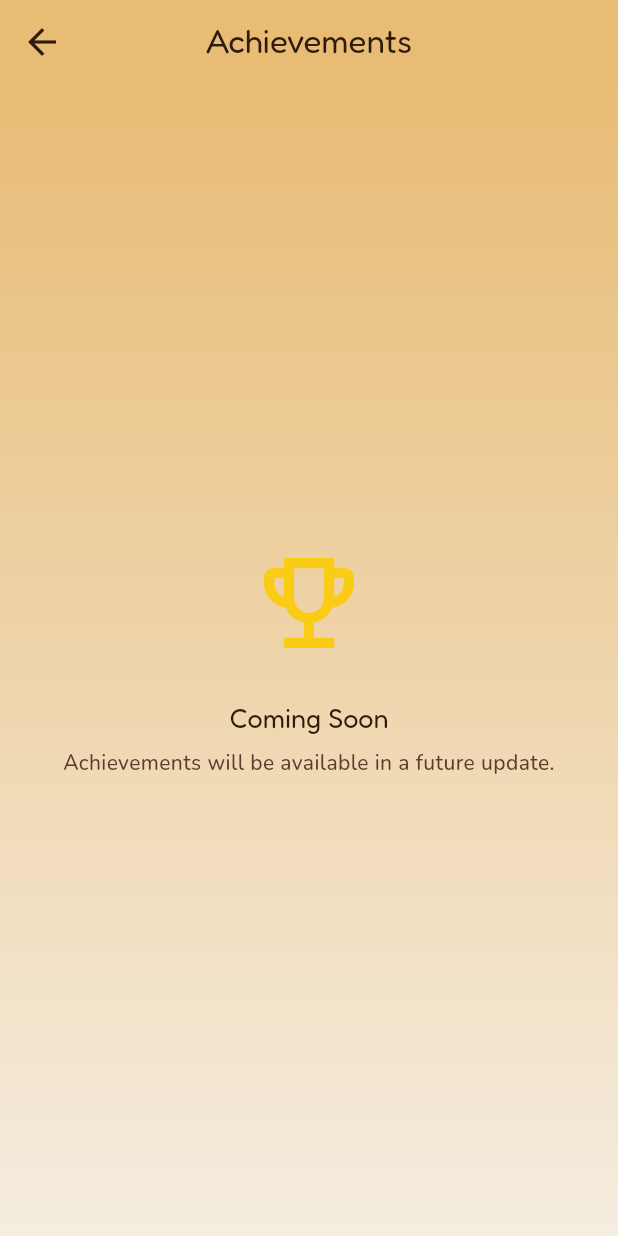
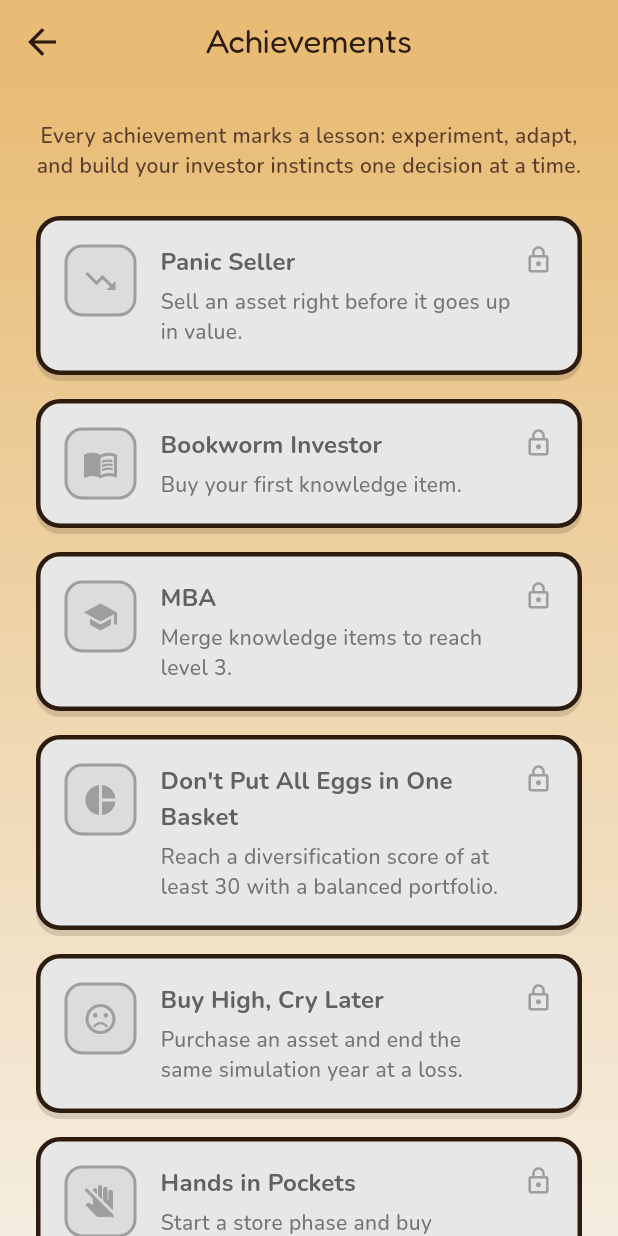
Before and after one commit to aaguueeroo/start-hack-2026, a Flutter app: the AchievementsScreen screen opened by its route, on a phone screen of 412 x 824 dp. Run offline on Flutter 3.47's test engine with Material 3 defaults, Android fonts, the phone set to English and light mode, and no system bars; our stand-ins replace fl_chart, go_router, google_fonts; missing offline and left inert: widget_tooltip.

Commit message:
Create basic achievements

```diff
--- a/lib/features/achievements/achievements_screen.dart
+++ b/lib/features/achievements/achievements_screen.dart
@@ -1,13 +1,93 @@
 import 'package:flutter/material.dart';
 import 'package:go_router/go_router.dart';
+import 'package:provider/provider.dart';
 import 'package:start_hack_2026/core/constants/game_theme_constants.dart';
 import 'package:start_hack_2026/core/constants/spacing_constants.dart';
+import 'package:start_hack_2026/core/widgets/game_card.dart';
+import 'package:start_hack_2026/modules/game/controllers/game_controller.dart';
 
 class AchievementsScreen extends StatelessWidget {
   const AchievementsScreen({super.key});
 
   @override
   Widget build(BuildContext context) {
+    final gameEngine = context.watch<GameController>().gameEngine;
+    final state = gameEngine.state;
+    final currentCash = gameEngine.currentCash;
+    final hasKnowledgeItem = gameEngine.itemSlots.any((item) => item != null);
+    final hasLevel3Knowledge = gameEngine.itemSlots.any(
+      (item) => item != null && item.level >= 3,
+    );
+    final diversification = gameEngine.currentStats.diversification;
+    final startingCash =
+        state?.character.initialStats['money']?.toDouble() ?? 0.0;
+
+    final achievements = <_AchievementData>[
+      const _AchievementData(
+        title: 'Panic Seller',
+        description: 'Sell an asset right before it goes up in value.',
+        icon: Icons.trending_down,
+        color: GameThemeConstants.dangerDark,
+      ),
+      _AchievementData(
+        title: 'Bookworm Investor',
+        description: 'Buy your first knowledge item.',
+        icon: Icons.menu_book,
+        color: GameThemeConstants.primaryDark,
+        isUnlocked: hasKnowledgeItem,
+      ),
+      _AchievementData(
+        title: 'MBA',
+        description: 'Merge knowledge items to reach level 3.',
+        icon: Icons.school,
+        color: GameThemeConstants.skyBlueDark,
+        isUnlocked: hasLevel3Knowledge,
+      ),
+      _AchievementData(
+        title: "Don't Put All Eggs in One Basket",
+        description:
+            'Reach a diversification score of at least 30 with a balanced portfolio.',
+        icon: Icons.pie_chart,
+        color: GameThemeConstants.accentDark,
+        isUnlocked: diversification >= 30,
+      ),
+      const _AchievementData(
+        title: 'Buy High, Cry Later',
+        description:
+            'Purchase an asset and end the same simulation year at a loss.',
+        icon: Icons.sentiment_very_dissatisfied,
+        color: GameThemeConstants.orangeDark,
+      ),
+      const _AchievementData(
+        title: 'Hands in Pockets',
+        description: 'Start a store phase and buy absolutely nothing.',
+        icon: Icons.do_not_touch,
+        color: GameThemeConstants.warningDark,
+      ),
+      _AchievementData(
+        title: 'Instant Noodle to IPO',
+        description:
+            'Finish a simulation with portfolio value at least 2x your starting money.',
+        icon: Icons.rocket_launch,
+        color: GameThemeConstants.successDark,
+        isUnlocked: startingCash > 0 && currentCash >= (startingCash * 2),
+      ),
+      const _AchievementData(
+        title: 'Crash Test Investor',
+        description:
+            'Survive a market crash event and still end the year positive.',
+        icon: Icons.car_crash,
+        color: GameThemeConstants.dangerDark,
+      ),
+      const _AchievementData(
+        title: 'Grip of Steel',
+        description:
+            'Hold a volatile asset through a full simulation without selling.',
+        icon: Icons.fitness_center,
+        color: GameThemeConstants.primaryDark,
+      ),
+    ];
+
     return Scaffold(
       appBar: AppBar(
         title: const Text('Achievements'),
@@ -27,35 +107,115 @@ class AchievementsScreen extends StatelessWidget {
             ],
           ),
         ),
-        child: Center(
-          child: Padding(
+        child: ListView(
           padding: const EdgeInsets.all(SpacingConstants.lg),
-          child: Column(
-            mainAxisAlignment: MainAxisAlignment.center,
           children: [
-              Icon(
-                Icons.emoji_events_outlined,
-                size: 80,
-                color: GameThemeConstants.warningDark,
-              ),
-              const SizedBox(height: SpacingConstants.lg),
             Text(
-                'Coming Soon',
-                style: Theme.of(context).textTheme.headlineSmall,
-              ),
-              const SizedBox(height: SpacingConstants.sm),
-              Text(
-                'Achievements will be available in a future update.',
+              'Every achievement marks a lesson: experiment, adapt, and build your investor instincts one decision at a time.',
               textAlign: TextAlign.center,
               style: Theme.of(context).textTheme.bodyMedium?.copyWith(
                     color: GameThemeConstants.outlineColorLight,
+                    fontWeight: FontWeight.w600,
+                  ),
+            ),
+            const SizedBox(height: SpacingConstants.lg),
+            ...achievements.map(
+              (achievement) => Padding(
+                padding: const EdgeInsets.only(bottom: SpacingConstants.md),
+                child: _AchievementCard(achievement: achievement),
               ),
             ),
           ],
         ),
       ),
+    );
+  }
+}
+
+class _AchievementCard extends StatelessWidget {
+  const _AchievementCard({
+    required this.achievement,
+  });
+
+  final _AchievementData achievement;
+
+  @override
+  Widget build(BuildContext context) {
+    final isUnlocked = achievement.isUnlocked;
+    final iconColor = isUnlocked ? achievement.color : Colors.grey.shade500;
+    final textColor =
+        isUnlocked ? GameThemeConstants.outlineColor : Colors.grey.shade700;
+    final subtitleColor = isUnlocked
+        ? GameThemeConstants.outlineColorLight
+        : Colors.grey.shade600;
+
+    return GameCard(
+      backgroundColor: isUnlocked
+          ? GameThemeConstants.creamSurface
+          : const Color(0xFFE7E7E7),
+      child: Row(
+        crossAxisAlignment: CrossAxisAlignment.start,
+        children: [
+          Container(
+            width: 48,
+            height: 48,
+            decoration: BoxDecoration(
+              color: iconColor.withValues(alpha: 0.15),
+              borderRadius: BorderRadius.circular(SpacingConstants.radiusMd),
+              border: Border.all(
+                color: iconColor,
+                width: 2,
               ),
+            ),
+            child: Icon(achievement.icon, color: iconColor),
+          ),
+          const SizedBox(width: SpacingConstants.md),
+          Expanded(
+            child: Column(
+              crossAxisAlignment: CrossAxisAlignment.start,
+              children: [
+                Text(
+                  achievement.title,
+                  style: Theme.of(context).textTheme.titleMedium?.copyWith(
+                        color: textColor,
+                        fontWeight: FontWeight.w700,
+                      ),
+                ),
+                const SizedBox(height: SpacingConstants.xs),
+                Text(
+                  achievement.description,
+                  style: Theme.of(context).textTheme.bodyMedium?.copyWith(
+                        color: subtitleColor,
+                      ),
+                ),
+              ],
+            ),
+          ),
+          const SizedBox(width: SpacingConstants.sm),
+          Icon(
+            isUnlocked ? Icons.check_circle : Icons.lock_outline,
+            color:
+                isUnlocked ? GameThemeConstants.successDark : Colors.grey.shade500,
+            size: 20,
+          ),
+        ],
       ),
     );
   }
 }
+
+class _AchievementData {
+  const _AchievementData({
+    required this.title,
+    required this.description,
+    required this.icon,
+    required this.color,
+    this.isUnlocked = false,
+  });
+
+  final String title;
+  final String description;
+  final IconData icon;
+  final Color color;
+  final bool isUnlocked;
+}
```
Also changed, not shown: 1 other file. Lines whose indentation alone changed are shown as unchanged.
